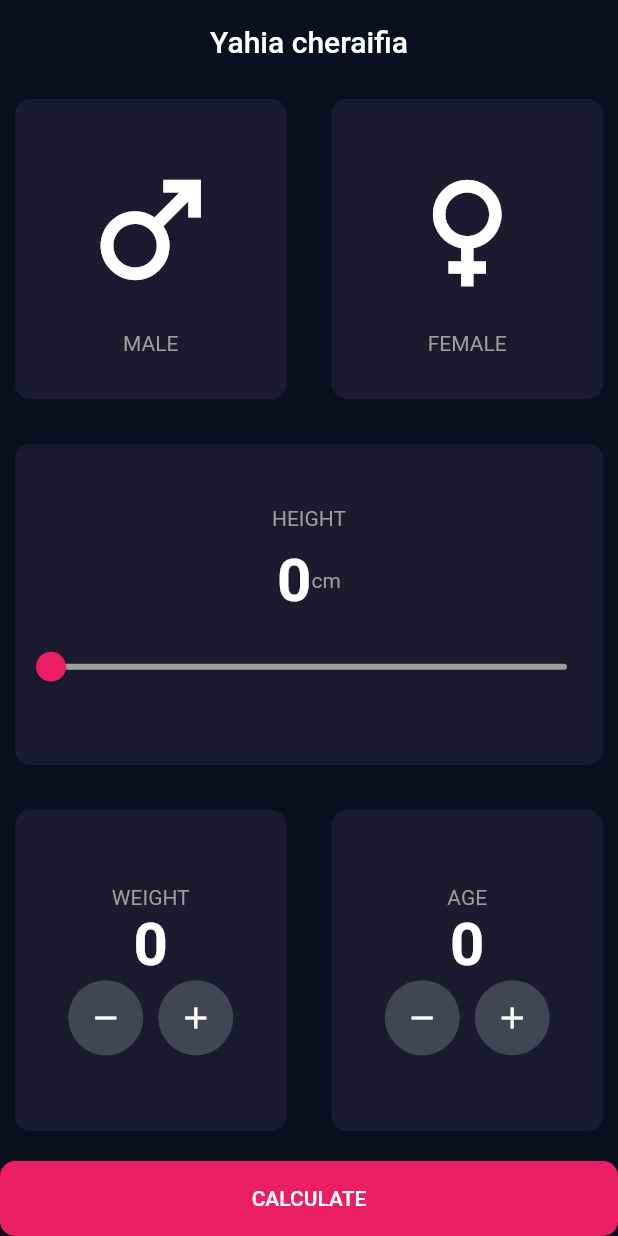
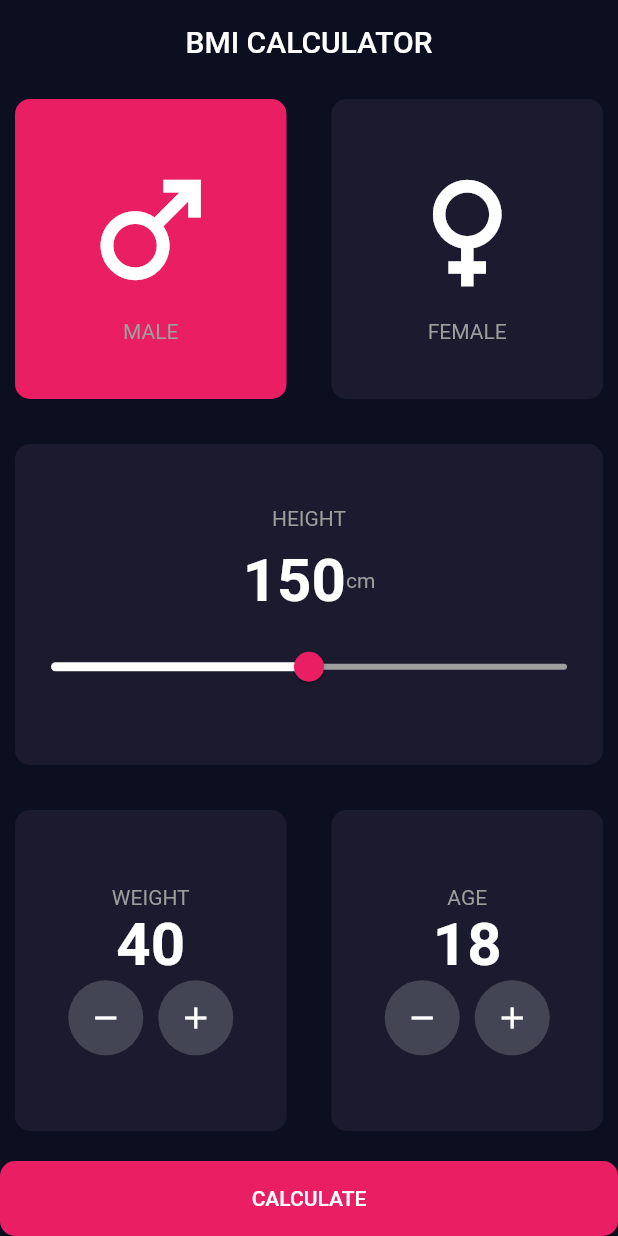
Before and after one commit to akramcheraifia/bmicalculator, a Flutter app: the screen it shows after launch, on a phone screen of 412 x 824 dp. Run offline on Flutter 3.47's test engine with Material 2 defaults, Android fonts, the phone set to English and light mode, and no system bars.

```diff
--- a/lib/bmi_screen.dart
+++ b/lib/bmi_screen.dart
@@ -1,3 +1,6 @@
+import 'dart:math';
+
+import 'package:bmicalculator/result_screen.dart';
 import 'package:flutter/material.dart';
 
 class BmiScreen extends StatefulWidget {
@@ -8,9 +11,9 @@ class BmiScreen extends StatefulWidget {
 }
 
 class _BmiScreenState extends State<BmiScreen> {
-  int agecounter = 0;
-  int weightcounter = 0;
-  double _height = 0;
+  int agecounter = 18;
+  int weightcounter = 40;
+  double _height = 150;
   bool isMale = true;
 
   @override
@@ -20,7 +23,7 @@ class _BmiScreenState extends State<BmiScreen> {
       appBar: AppBar(
         shadowColor: Colors.transparent,
         backgroundColor: const Color.fromARGB(255, 12, 15, 31),
-        title: const Center(child: Text('Yahia cheraifia')),
+        title: const Center(child: Text('BMI CALCULATOR')),
       ),
       body: Column(
         children: [
@@ -29,31 +32,31 @@ class _BmiScreenState extends State<BmiScreen> {
             child: Row(
               children: [
                 Expanded(
+                  child: GestureDetector(
+                    onTap: () => setState(() => isMale = true),
                     child: Container(
                       width: 100,
                       clipBehavior: Clip.antiAliasWithSaveLayer,
                       height: 200,
-                    decoration: const BoxDecoration(
-                      color: Color.fromARGB(255, 27, 26, 46),
-                      borderRadius: BorderRadius.all(Radius.circular(10)),
+                      decoration: BoxDecoration(
+                        color: isMale
+                            ? Colors.pink
+                            : const Color.fromARGB(255, 27, 26, 46),
+                        borderRadius:
+                            const BorderRadius.all(Radius.circular(10)),
                       ),
                       child: Column(
                         mainAxisAlignment: MainAxisAlignment.center,
-                      children: [
-                        IconButton(
-                          iconSize: 100,
-                          onPressed: () {
-                            setState(() {});
-                          },
-                          icon: const Icon(
+                        children: const [
+                          Icon(
                             Icons.male,
                             color: Colors.white,
+                            size: 100,
                           ),
-                        ),
-                        const SizedBox(
+                          SizedBox(
                             height: 10,
                           ),
-                        const Text(
+                          Text(
                             'MALE',
                             style: TextStyle(color: Colors.grey),
                           ),
@@ -61,37 +64,38 @@ class _BmiScreenState extends State<BmiScreen> {
                       ),
                     ),
                   ),
+                ),
                 const SizedBox(
                   width: 30,
                 ),
                 Expanded(
+                  child: GestureDetector(
+                    onTap: () => setState(() => isMale = false),
                     child: Container(
                       clipBehavior: Clip.antiAliasWithSaveLayer,
                       width: 100,
                       height: 200,
-                    decoration: const BoxDecoration(
-                      color: Color.fromARGB(255, 27, 26, 46),
-                      borderRadius: BorderRadius.all(Radius.circular(10)),
+                      decoration: BoxDecoration(
+                        color: isMale
+                            ? const Color.fromARGB(255, 27, 26, 46)
+                            : Colors.pink,
+                        borderRadius:
+                            const BorderRadius.all(Radius.circular(10)),
                       ),
                       child: Column(
                         mainAxisAlignment: MainAxisAlignment.center,
-                      children: [
-                        IconButton(
-                          iconSize: 100,
-                          onPressed: () {
-                            setState(() {});
-                          },
-                          icon: const Icon(
+                        children: const [
+                          Icon(
                             Icons.female,
                             color: Colors.white,
+                            size: 100,
                           ),
-                        ),
-                        const SizedBox(
+                          SizedBox(
                             height: 10,
                           ),
-                        const Text('FEMALE',
-                            style: TextStyle(color: Colors.grey)),
+                          Text('FEMALE', style: TextStyle(color: Colors.grey)),
                         ],
+                      ),
                     ),
                   ),
                 )
@@ -136,7 +140,7 @@ class _BmiScreenState extends State<BmiScreen> {
                     const SizedBox(
                       height: 10,
                     ),
-                    Slider.adaptive(
+                    Slider(
                       thumbColor: Colors.pink,
                       value: _height,
                       onChanged: (newValue) {
@@ -144,8 +148,8 @@ class _BmiScreenState extends State<BmiScreen> {
                           _height = newValue;
                         });
                       },
-                      min: 0,
-                      max: 250,
+                      min: 80,
+                      max: 220,
                       activeColor: Colors.white,
                       inactiveColor: Colors.grey,
                     ),
@@ -304,30 +308,17 @@ class _BmiScreenState extends State<BmiScreen> {
           ),
           MaterialButton(
             onPressed: () {
-              double result = weightcounter / (_height * _height) * 10000;
-
-              showDialog(
-                  context: context,
-                  builder: (BuildContext context) => AlertDialog(
-                        title: const Text('Result:'),
-                        content: Column(
-                          crossAxisAlignment: CrossAxisAlignment.start,
-                          children: [
-                            Text('Your BMI is:${result.toStringAsFixed(1)}'),
-                            Text('Age: $agecounter'),
-                            Text('Weight: $weightcounter'),
-                            Text('Height: ${_height.toStringAsFixed(0)}'),
-                          ],
-                        ),
-                        actions: [
-                          MaterialButton(
-                            onPressed: () {
-                              Navigator.pop(context);
-                            },
-                            child: const Text('OK'),
-                          )
-                        ],
-                      ));
+              double result = weightcounter / pow(_height.round() / 100, 2);
+              Navigator.push(
+                  context,
+                  MaterialPageRoute(
+                      builder: (context) => ResultScreen(
+                            result: result,
+                            age: agecounter,
+                            isMale: isMale,
+                            height: _height,
+                            weight: weightcounter,
+                          )));
             },
             color: Colors.pink,
             minWidth: double.infinity,
```
Also changed, not shown: lib/result_screen.dart (added, +62 -0 lines), flutter_01.png (added), flutter_02.png (added), 1 other file. Lines whose indentation alone changed are shown as unchanged.
